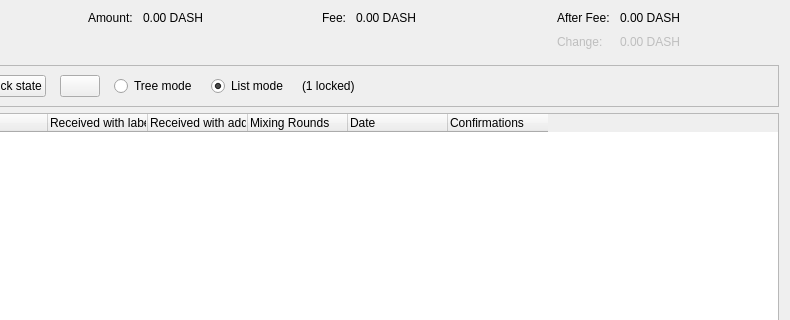
Qt form src/qt/forms/coincontroldialog.ui (SmartiesCoin/Smartiecoin) before a commit; both pictures show x 164 to 954 and y 0 to 320 of the 954 by 500 pixel window.
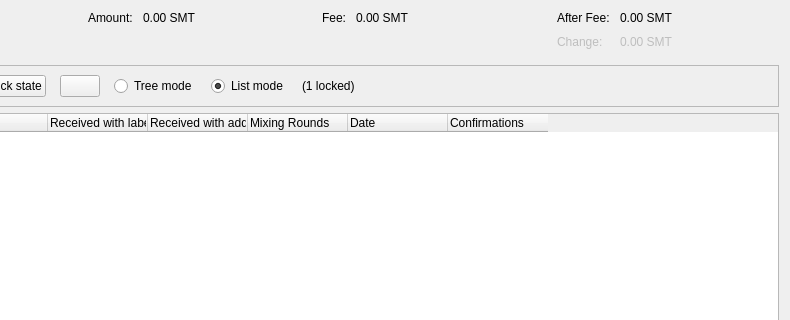
The same form after that commit. Custom widgets are drawn as their Qt base class.

Diff of the .ui file:
```diff
--- a/src/qt/forms/coincontroldialog.ui
+++ b/src/qt/forms/coincontroldialog.ui
@@ -117,7 +117,7 @@
           <enum>Qt::ActionsContextMenu</enum>
          </property>
          <property name="text">
-          <string notr="true">0.00 DASH</string>
+          <string notr="true">0.00 SMT</string>
          </property>
          <property name="textInteractionFlags">
           <set>Qt::LinksAccessibleByMouse|Qt::TextSelectableByKeyboard|Qt::TextSelectableByMouse</set>
@@ -156,7 +156,7 @@
           <enum>Qt::ActionsContextMenu</enum>
          </property>
          <property name="text">
-          <string notr="true">0.00 DASH</string>
+          <string notr="true">0.00 SMT</string>
          </property>
          <property name="textInteractionFlags">
           <set>Qt::LinksAccessibleByMouse|Qt::TextSelectableByKeyboard|Qt::TextSelectableByMouse</set>
@@ -198,7 +198,7 @@
           <enum>Qt::ActionsContextMenu</enum>
          </property>
          <property name="text">
-          <string notr="true">0.00 DASH</string>
+          <string notr="true">0.00 SMT</string>
          </property>
          <property name="textInteractionFlags">
           <set>Qt::LinksAccessibleByMouse|Qt::TextSelectableByKeyboard|Qt::TextSelectableByMouse</set>
@@ -227,7 +227,7 @@
           <enum>Qt::ActionsContextMenu</enum>
          </property>
          <property name="text">
-          <string notr="true">0.00 DASH</string>
+          <string notr="true">0.00 SMT</string>
          </property>
          <property name="textInteractionFlags">
           <set>Qt::LinksAccessibleByMouse|Qt::TextSelectableByKeyboard|Qt::TextSelectableByMouse</set>
```
